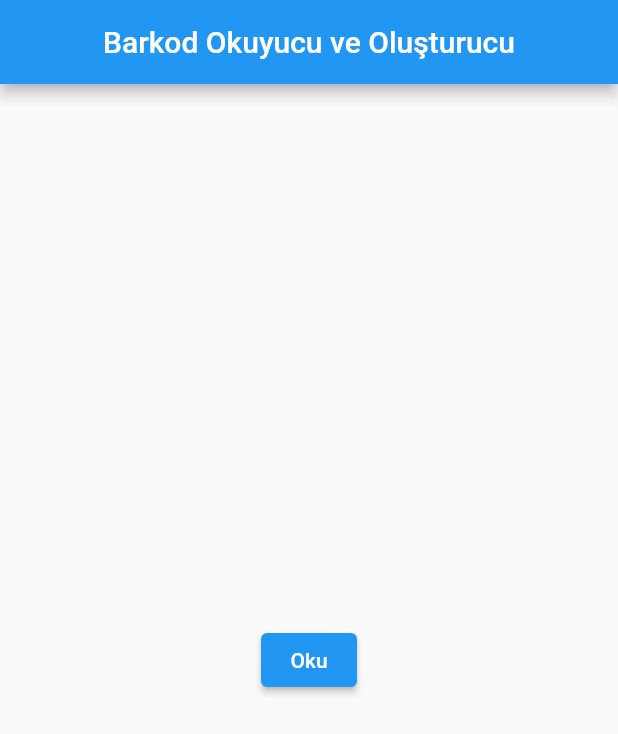
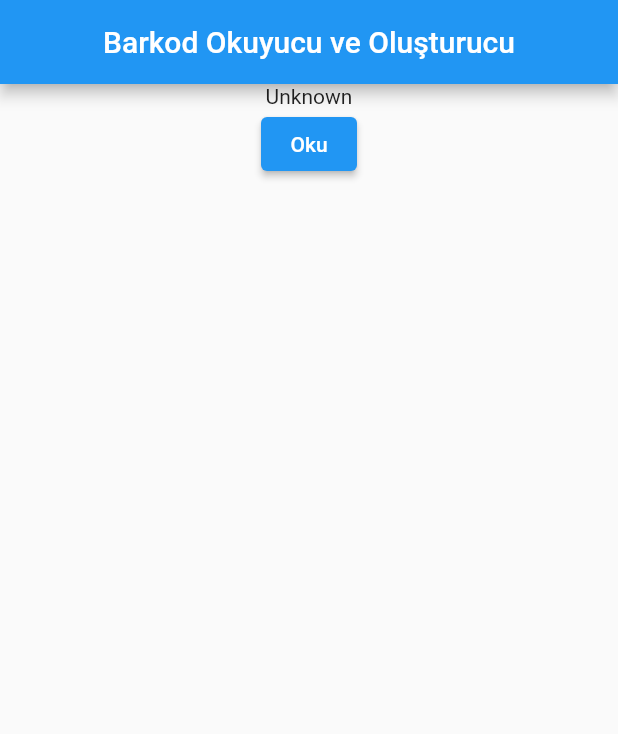
Before and after one commit to tahsin-emre/qrcode, a Flutter app: the screen it shows after launch, on a phone screen of 412 x 824 dp. Shown: the top 734 px of the screen. Run offline on Flutter 3.47's test engine with Material 2 defaults, Android fonts, the phone set to English and light mode, and no system bars; missing offline and left inert: flutter_barcode_scanner.

```diff
--- a/lib/homepage.dart
+++ b/lib/homepage.dart
@@ -24,11 +24,16 @@ class _HomePageState extends State<HomePage> {
         title: const Text('Barkod Okuyucu ve Oluşturucu'),
       );
 
-  get buildBody => Center(
-        child: ElevatedButton(
-          onPressed: () => scanBarcode(),
-          child: const Text('Oku'),
-        ),
+  get buildBody => Column(
+        children: [
+          Text(barcode),
+          Center(
+            child: ElevatedButton(
+              onPressed: () => scanBarcode(),
+              child: const Text('Oku'),
+            ),
+          ),
+        ],
       );
 
   Future<void> scanBarcode() async {
--- a/lib/main.dart
+++ b/lib/main.dart
@@ -8,6 +8,10 @@ class MyApp extends StatelessWidget {
 
   @override
   Widget build(BuildContext context) {
-    return const MaterialApp(title: 'Material App', home: HomePage());
+    return const MaterialApp(
+      themeMode: ThemeMode.system,
+      title: 'Barkod Okuyucu',
+      home: HomePage(),
+    );
   }
 }
```
Also changed, not shown: lib/create_barcode.dart (added, +15 -0 lines), lib/read_barcode.dart (added, +15 -0 lines), 9 other files.
